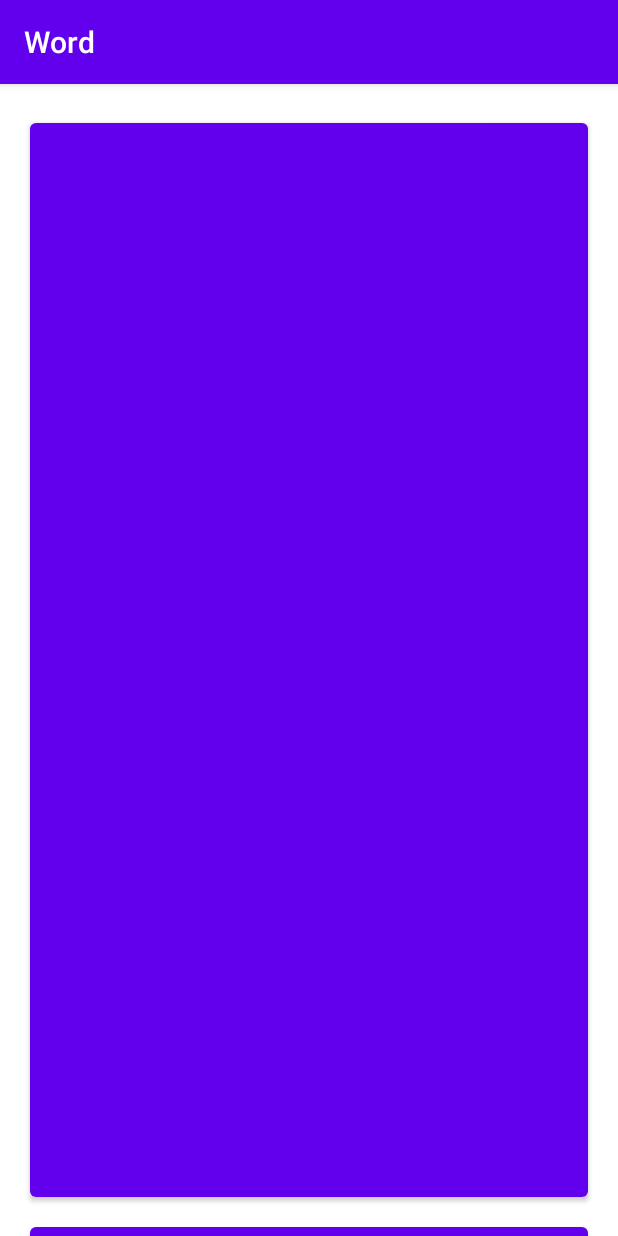
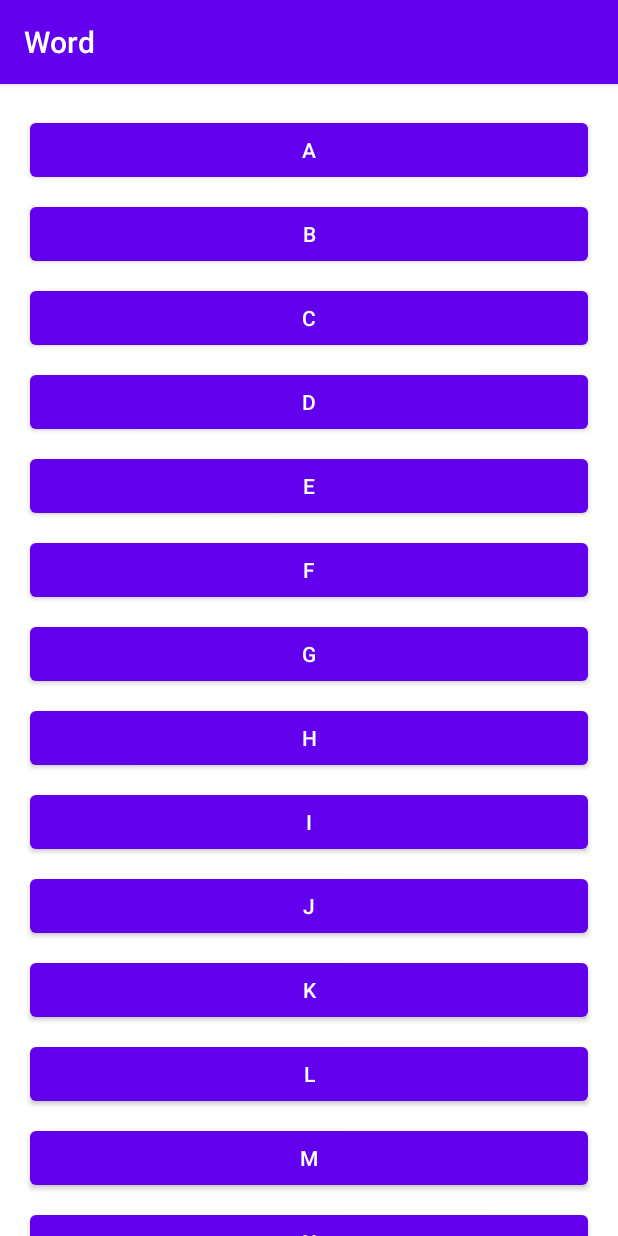
Before and after one commit to Alitor004/Words, an Android app: the screen it shows after launch (MainActivity), on a phone screen of 412 x 824 dp. Run offline under Robolectric (Android 15) with nearby library versions, the phone set to English and light mode, and no system bars.

Commit message:
Correção da listagem das letras no primeiro Layout

```diff
--- a/app/src/main/java/com/example/word/DetailActivity.kt
+++ b/app/src/main/java/com/example/word/DetailActivity.kt
@@ -5,7 +5,7 @@ import androidx.appcompat.app.AppCompatActivity
 import androidx.recyclerview.widget.DividerItemDecoration
 import androidx.recyclerview.widget.LinearLayoutManager
 import com.example.word.databinding.ActivityDetailBinding
-import com.example.wordsapp.WordAdapter
+import com.example.word.WordAdapter
 
 class DetailActivity : AppCompatActivity() {
     override fun onCreate(savedInstanceState: Bundle?) {
--- a/app/src/main/java/com/example/word/LetterAdapter.kt
+++ b/app/src/main/java/com/example/word/LetterAdapter.kt
@@ -47,6 +47,8 @@ class LetterAdapter :
      */
     override fun onBindViewHolder(holder: LetterViewHolder, position: Int) {
         val item = list.get(position)
+        holder.button.text = item.toString()
+
         holder.button.setOnClickListener {
             val context = holder.view.context
             val intent = Intent(context, DetailActivity::class.java)
--- a/app/src/main/java/com/example/word/WordAdapter.kt
+++ b/app/src/main/java/com/example/word/WordAdapter.kt
@@ -1,4 +1,4 @@
-package com.example.wordsapp
+package com.example.word
 
 import android.content.Context
 import android.content.Intent
--- a/app/src/main/res/layout/activity_detail.xml
+++ b/app/src/main/res/layout/activity_detail.xml
@@ -1,6 +1,5 @@
 <?xml version="1.0" encoding="utf-8"?>
-<FrameLayout
-    xmlns:android="http://schemas.android.com/apk/res/android"
+<FrameLayout xmlns:android="http://schemas.android.com/apk/res/android"
     xmlns:tools="http://schemas.android.com/tools"
     android:layout_width="match_parent"
     android:layout_height="match_parent"
--- a/app/src/main/res/layout/activity_main.xml
+++ b/app/src/main/res/layout/activity_main.xml
@@ -1,6 +1,5 @@
 <?xml version="1.0" encoding="utf-8"?>
-<FrameLayout
-    xmlns:android="http://schemas.android.com/apk/res/android"
+<FrameLayout xmlns:android="http://schemas.android.com/apk/res/android"
     xmlns:tools="http://schemas.android.com/tools"
     android:layout_width="match_parent"
     android:layout_height="match_parent"
--- a/app/src/main/res/layout/item_view.xml
+++ b/app/src/main/res/layout/item_view.xml
@@ -2,6 +2,6 @@
 <Button xmlns:android="http://schemas.android.com/apk/res/android"
     android:id="@+id/button_item"
     android:layout_width="match_parent"
-    android:layout_height="match_parent"
+    android:layout_height="wrap_content"
     android:layout_margin="4dp"
     android:padding="8dp" />
```
